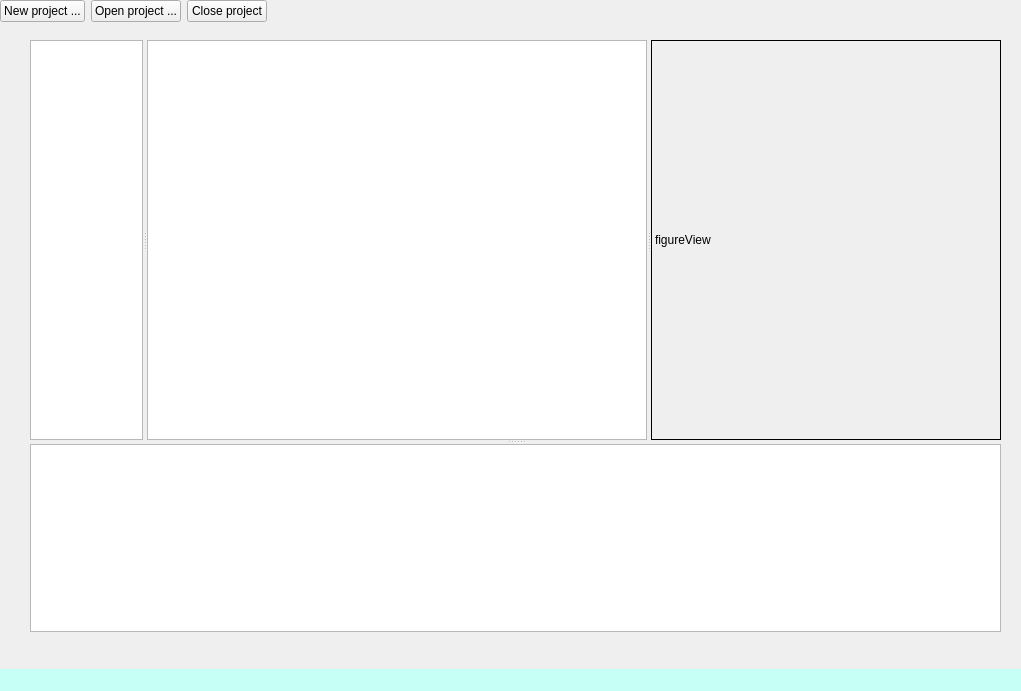
First picture: the form in figurer-project/mainwindow.ui, repository zeeshahmad/figurer, before the edit.
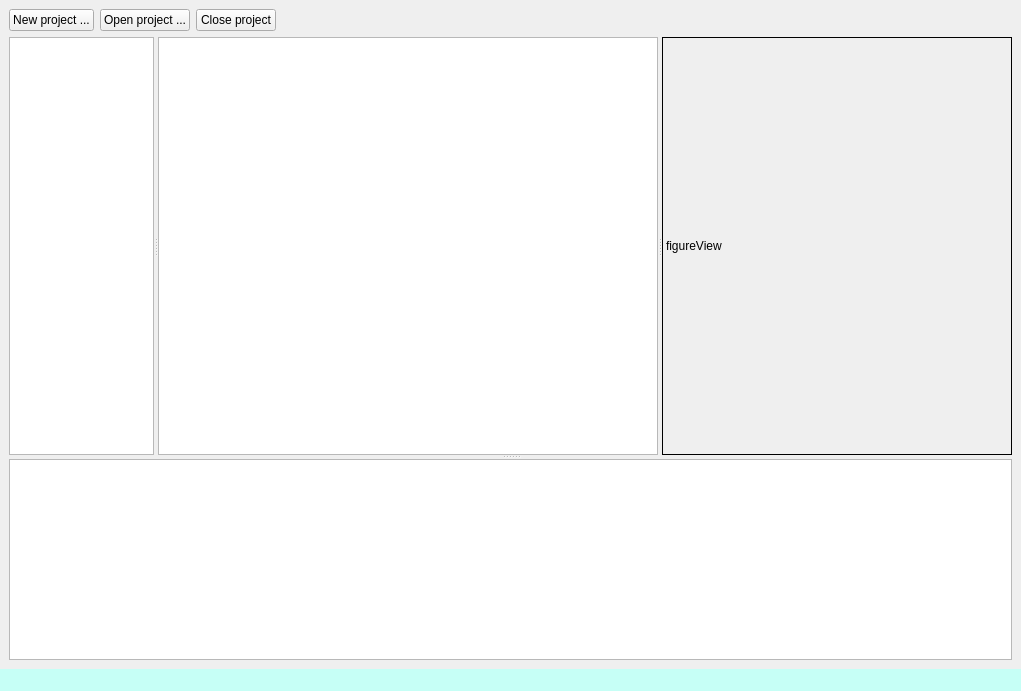
Second picture: the form after the edit. Custom widgets are drawn as their Qt base class.

Patch:
```diff
--- a/figurer-project/mainwindow.ui
+++ b/figurer-project/mainwindow.ui
@@ -20,15 +20,59 @@
    <string>0</string>
   </property>
   <widget class="QWidget" name="centralwidget">
+   <property name="sizePolicy">
+    <sizepolicy hsizetype="Preferred" vsizetype="Preferred">
+     <horstretch>1</horstretch>
+     <verstretch>0</verstretch>
+    </sizepolicy>
+   </property>
+   <layout class="QVBoxLayout" name="verticalLayout">
+    <item>
+     <layout class="QHBoxLayout" name="mainButtonsLayout">
+      <property name="spacing">
+       <number>6</number>
+      </property>
+      <property name="sizeConstraint">
+       <enum>QLayout::SetMaximumSize</enum>
+      </property>
+      <item>
+       <widget class="QPushButton" name="newButton">
+        <property name="text">
+         <string>New project ...</string>
+        </property>
+       </widget>
+      </item>
+      <item>
+       <widget class="QPushButton" name="openButton">
+        <property name="text">
+         <string>Open project ...</string>
+        </property>
+       </widget>
+      </item>
+      <item>
+       <widget class="QPushButton" name="closeButton">
+        <property name="text">
+         <string>Close project</string>
+        </property>
+       </widget>
+      </item>
+      <item>
+       <spacer name="mainButtonsSpacer">
+        <property name="orientation">
+         <enum>Qt::Horizontal</enum>
+        </property>
+        <property name="sizeHint" stdset="0">
+         <size>
+          <width>458</width>
+          <height>20</height>
+         </size>
+        </property>
+       </spacer>
+      </item>
+     </layout>
+    </item>
+    <item>
    <widget class="QSplitter" name="splitter_2">
-    <property name="geometry">
-     <rect>
-      <x>30</x>
-      <y>40</y>
-      <width>971</width>
-      <height>592</height>
-     </rect>
-    </property>
     <property name="sizePolicy">
      <sizepolicy hsizetype="Expanding" vsizetype="Expanding">
       <horstretch>0</horstretch>
@@ -103,44 +147,8 @@
      </property>
     </widget>
    </widget>
-   <widget class="QWidget" name="">
-    <layout class="QHBoxLayout" name="mainButtonsLayout">
-     <item>
-      <widget class="QPushButton" name="newButton">
-       <property name="text">
-        <string>New project ...</string>
-       </property>
-      </widget>
-     </item>
-     <item>
-      <widget class="QPushButton" name="openButton">
-       <property name="text">
-        <string>Open project ...</string>
-       </property>
-      </widget>
-     </item>
-     <item>
-      <widget class="QPushButton" name="closeButton">
-       <property name="text">
-        <string>Close project</string>
-       </property>
-      </widget>
-     </item>
-     <item>
-      <spacer name="mainButtonsSpacer">
-       <property name="orientation">
-        <enum>Qt::Horizontal</enum>
-       </property>
-       <property name="sizeHint" stdset="0">
-        <size>
-         <width>458</width>
-         <height>20</height>
-        </size>
-       </property>
-      </spacer>
-     </item>
-    </layout>
-   </widget>
+    </item>
+   </layout>
   </widget>
   <widget class="QMenuBar" name="menubar">
    <property name="geometry">
```
Lines whose indentation alone changed are shown as unchanged.
